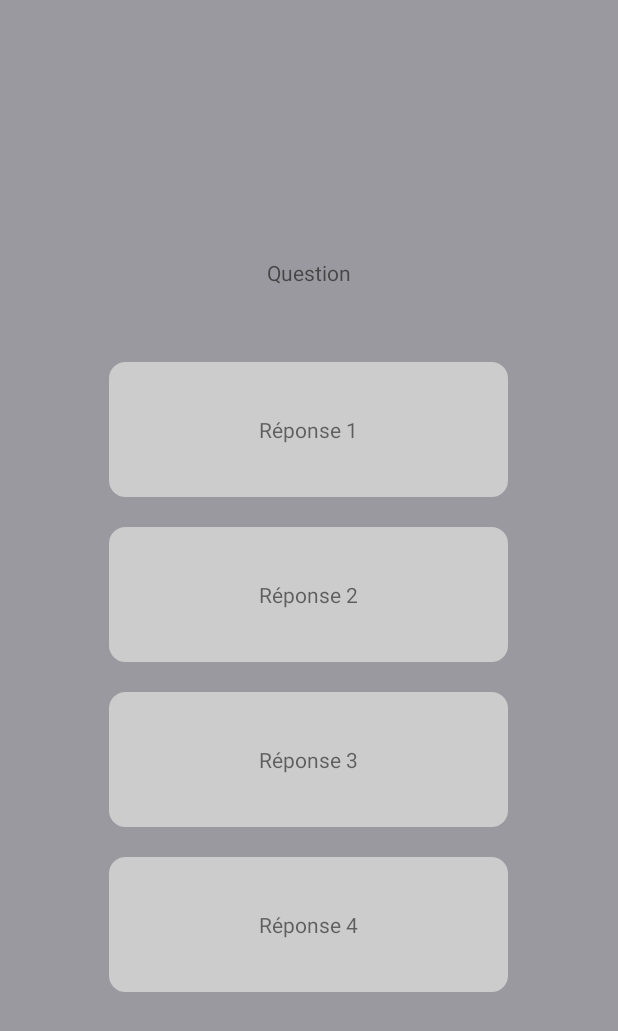
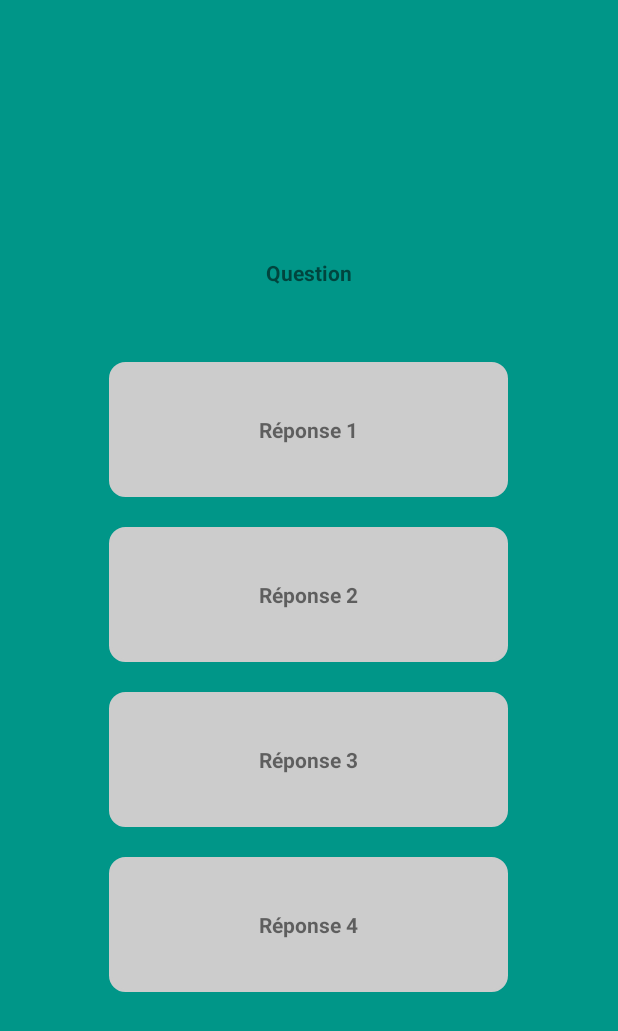
Before and after one commit to Ayduria/GamersGuess, an Android app: the QuizActivity screen opened directly, with no data from a screen before it, on a phone screen of 412 x 824 dp. Shown: the top 1031 px of the screen. Run offline under Robolectric (Android 15) with nearby library versions, the phone set to English and light mode, and no system bars; our stand-ins replace Room's generated code.

Commit message:
Added base background color and font weight for all activities

```diff
--- a/app/src/main/res/layout/activity_difficultychoice.xml
+++ b/app/src/main/res/layout/activity_difficultychoice.xml
@@ -3,8 +3,7 @@
     xmlns:tools="http://schemas.android.com/tools"
     android:orientation="vertical"
     android:layout_width="match_parent"
-    android:layout_height="match_parent"
-    android:background="#99999F">
+    android:layout_height="match_parent">
 
     <TextView
         android:id="@+id/difficulty_textview"
--- a/app/src/main/res/layout/activity_leaderboard.xml
+++ b/app/src/main/res/layout/activity_leaderboard.xml
@@ -3,7 +3,6 @@
     android:orientation="vertical"
     android:layout_width="match_parent"
     android:layout_height="match_parent"
-    android:background="#99999F"
     android:gravity="center">
 
     <TextView
--- a/app/src/main/res/layout/activity_quiz.xml
+++ b/app/src/main/res/layout/activity_quiz.xml
@@ -4,20 +4,18 @@
     android:layout_height="match_parent"
     android:gravity="center"
     android:orientation="vertical"
-    android:background="#99999F"
     android:paddingTop="10dp">
 
     <TextView
-        android:id="@+id/testQuestion"
+        android:id="@+id/question"
         android:layout_width="wrap_content"
         android:layout_height="wrap_content"
         android:paddingBottom="30dp"
-        android:background="#99999F"
         android:text="Question" />
 
 
         <TextView
-            android:id="@+id/testReponse1"
+            android:id="@+id/reponse1"
             android:layout_width="wrap_content"
             android:layout_height="wrap_content"
             android:paddingTop="35dp"
@@ -30,7 +28,7 @@
             android:textAlignment="center"/>
 
         <TextView
-            android:id="@+id/testReponse2"
+            android:id="@+id/reponse2"
             android:layout_width="wrap_content"
             android:layout_height="wrap_content"
             android:paddingTop="35dp"
@@ -43,7 +41,7 @@
             android:textAlignment="center"/>
 
         <TextView
-            android:id="@+id/testReponse3"
+            android:id="@+id/reponse3"
             android:layout_width="wrap_content"
             android:layout_height="wrap_content"
             android:paddingTop="35dp"
@@ -56,7 +54,7 @@
             android:textAlignment="center"/>
 
         <TextView
-            android:id="@+id/testReponse4"
+            android:id="@+id/reponse4"
             android:layout_width="wrap_content"
             android:layout_height="wrap_content"
             android:paddingTop="35dp"
@@ -67,8 +65,5 @@
             android:background="@drawable/bg_rounded"
             android:text="Réponse 4"
             android:textAlignment="center"/>
-        />
-
-
 
 </LinearLayout>
--- a/app/src/main/res/values/themes.xml
+++ b/app/src/main/res/values/themes.xml
@@ -1,4 +1,7 @@
 <resources xmlns:tools="http://schemas.android.com/tools">
     <!-- Base application theme. -->
-    <style name="Theme.GamersGuess" parent="Theme.AppCompat.Light.NoActionBar" />
+    <style name="Theme.GamersGuess" parent="Theme.AppCompat.Light.NoActionBar">
+        <item name="android:windowBackground">@color/background</item>
+        <item name="android:textStyle">bold</item>
+    </style>
 </resources>
```
Also changed, not shown: app/src/main/res/values/colors.xml (+1 -7 lines).
